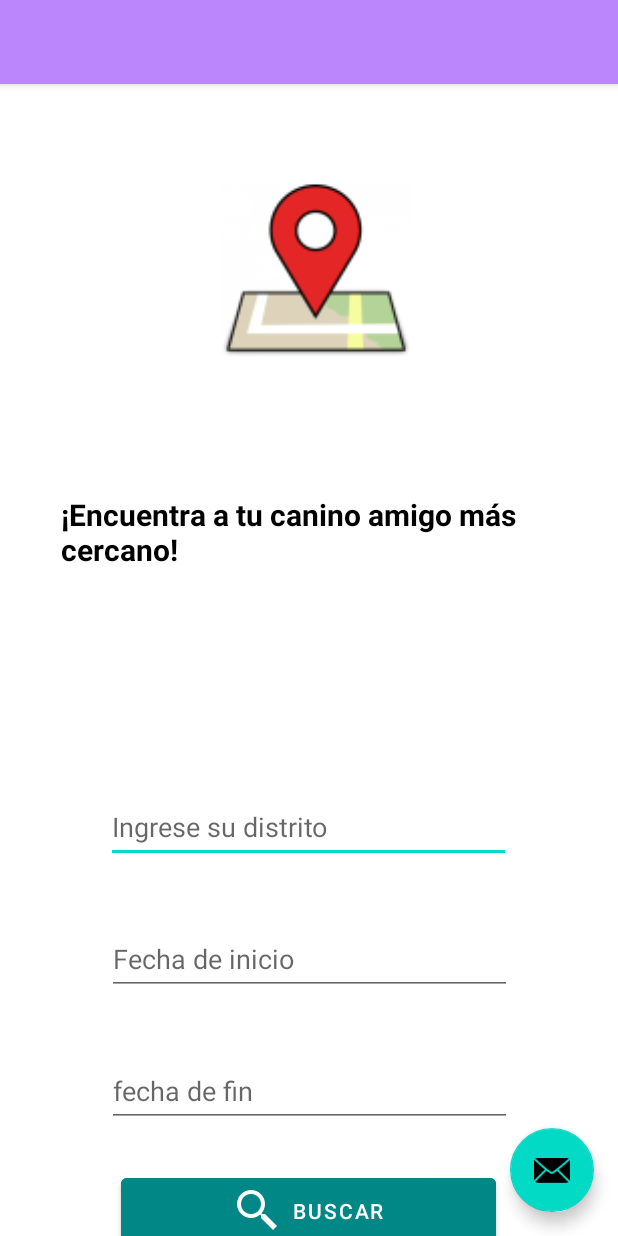
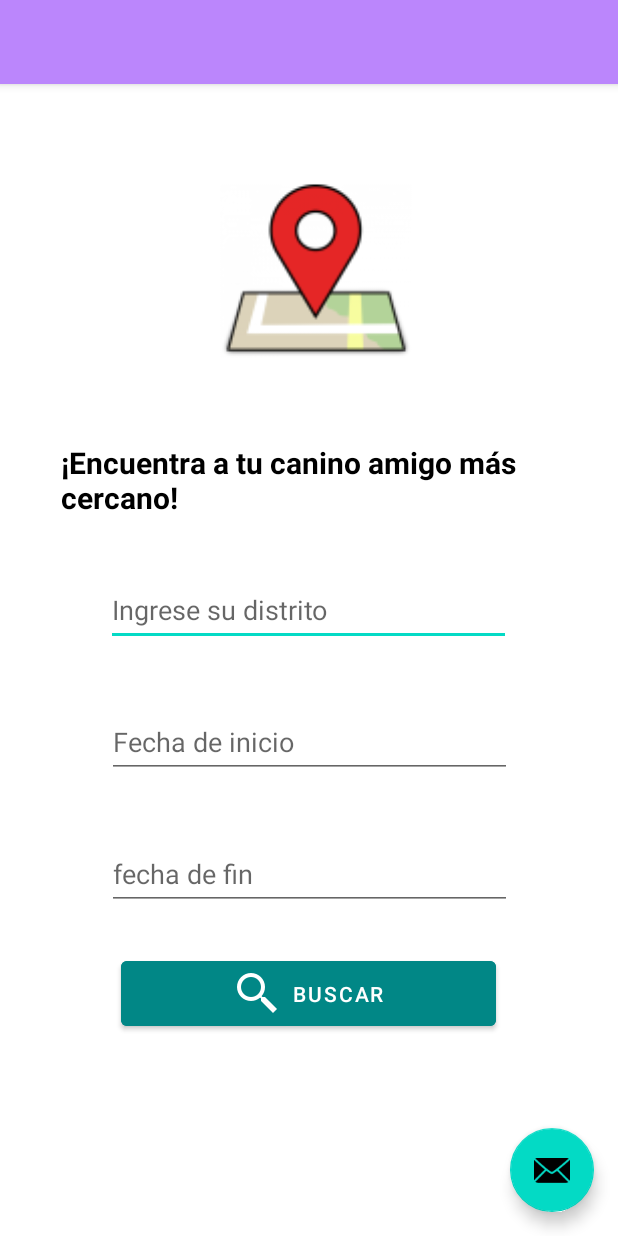
Before and after one commit to wanderjts94/AppEC3, an Android app: the layout app_bar_main.xml on its own in the app's theme, with its tools: preview values and no code run, on a phone screen of 412 x 824 dp. Run offline under Robolectric (Android 15) with nearby library versions, the phone set to English and light mode, and no system bars.

Commit message:
Formulario Terminado

```diff
--- a/app/src/main/java/pe/edu/idat/appec3/MainActivity.kt
+++ b/app/src/main/java/pe/edu/idat/appec3/MainActivity.kt
@@ -54,4 +54,5 @@ class MainActivity : AppCompatActivity() {
         val navController = findNavController(R.id.nav_host_fragment_content_main)
         return navController.navigateUp(appBarConfiguration) || super.onSupportNavigateUp()
     }
+
 }
--- a/app/src/main/res/layout/fragment_formulario.xml
+++ b/app/src/main/res/layout/fragment_formulario.xml
@@ -7,10 +7,10 @@
     tools:context=".FormularioFragment">
 
     <EditText
-        android:id="@+id/editTextText"
+        android:id="@+id/etDistrito"
         android:layout_width="270dp"
         android:layout_height="wrap_content"
-        android:layout_marginTop="140dp"
+        android:layout_marginTop="30dp"
         android:ems="10"
         android:hint="Ingrese su distrito"
         android:inputType="text"
@@ -21,7 +21,7 @@
         app:layout_constraintTop_toBottomOf="@+id/textView2" />
 
     <EditText
-        android:id="@+id/editTextDate2"
+        android:id="@+id/etFechaFin"
         android:layout_width="270dp"
         android:layout_height="wrap_content"
         android:layout_marginTop="40dp"
@@ -32,10 +32,10 @@
         app:layout_constraintEnd_toEndOf="parent"
         app:layout_constraintHorizontal_bias="0.503"
         app:layout_constraintStart_toStartOf="parent"
-        app:layout_constraintTop_toBottomOf="@+id/editTextDate" />
+        app:layout_constraintTop_toBottomOf="@+id/etFechaInicio" />
 
     <Button
-        android:id="@+id/button"
+        android:id="@+id/btnBuscar"
         android:layout_width="250dp"
         android:layout_height="55dp"
         android:layout_marginTop="28dp"
@@ -47,13 +47,13 @@
         app:layout_constraintEnd_toEndOf="parent"
         app:layout_constraintHorizontal_bias="0.496"
         app:layout_constraintStart_toStartOf="parent"
-        app:layout_constraintTop_toBottomOf="@+id/editTextDate2" />
+        app:layout_constraintTop_toBottomOf="@+id/etFechaFin" />
 
     <TextView
         android:id="@+id/textView2"
         android:layout_width="331dp"
         android:layout_height="58dp"
-        android:layout_marginTop="40dp"
+        android:layout_marginTop="5dp"
         android:text="¡Encuentra a tu canino amigo más cercano!"
         android:textColor="#000000"
         android:textSize="20sp"
@@ -64,7 +64,7 @@
         tools:ignore="MissingConstraints" />
 
     <EditText
-        android:id="@+id/editTextDate"
+        android:id="@+id/etFechaInicio"
         android:layout_width="270dp"
         android:layout_height="wrap_content"
         android:layout_marginTop="40dp"
@@ -75,7 +75,7 @@
         app:layout_constraintEnd_toEndOf="parent"
         app:layout_constraintHorizontal_bias="0.503"
         app:layout_constraintStart_toStartOf="parent"
-        app:layout_constraintTop_toBottomOf="@+id/editTextText" />
+        app:layout_constraintTop_toBottomOf="@+id/etDistrito" />
 
     <ImageView
         android:id="@+id/imageView2"
--- a/app/src/main/res/navigation/mobile_navigation.xml
+++ b/app/src/main/res/navigation/mobile_navigation.xml
@@ -9,11 +9,15 @@
         android:name="pe.edu.idat.appec3.FormularioFragment"
         android:label="@string/Formulario"
         tools:layout="@layout/fragment_formulario" />
+
     <fragment
         android:id="@+id/listadoFragment"
         android:name="pe.edu.idat.appec3.ListadoFragment"
         android:label="@string/Listado"
         tools:layout="@layout/fragment_listado" />
+    <action
+        android:id="@+id/action_formularioFragment_to_resptFormFragment"
+        app:destination="@id/resptFormFragment" />
     <fragment
         android:id="@+id/resptFormFragment"
         android:name="pe.edu.idat.appec3.ResptFormFragment"
```
Also changed, not shown: app/src/main/AndroidManifest.xml (+9 -8 lines), app/src/main/java/pe/edu/idat/appec3/FormularioFragment.kt (+63 -3 lines), app/src/main/java/pe/edu/idat/appec3/ResptFormFragment.kt (+17 -3 lines), app/src/main/res/layout/fragment_respt_form.xml (+37 -6 lines).
